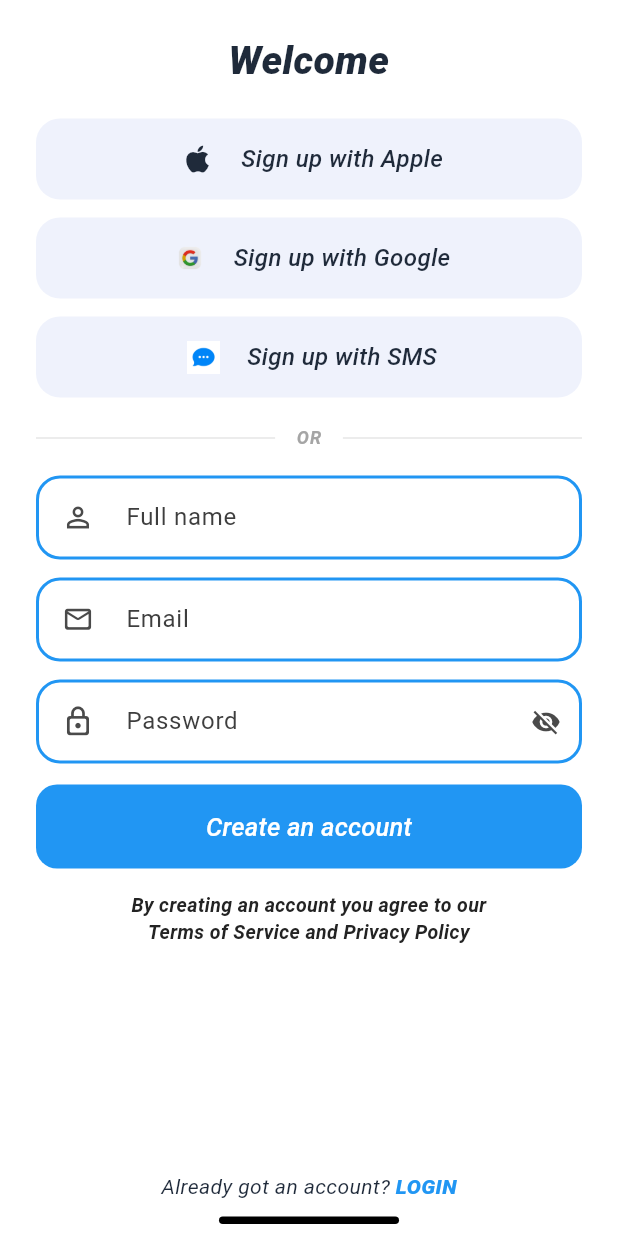
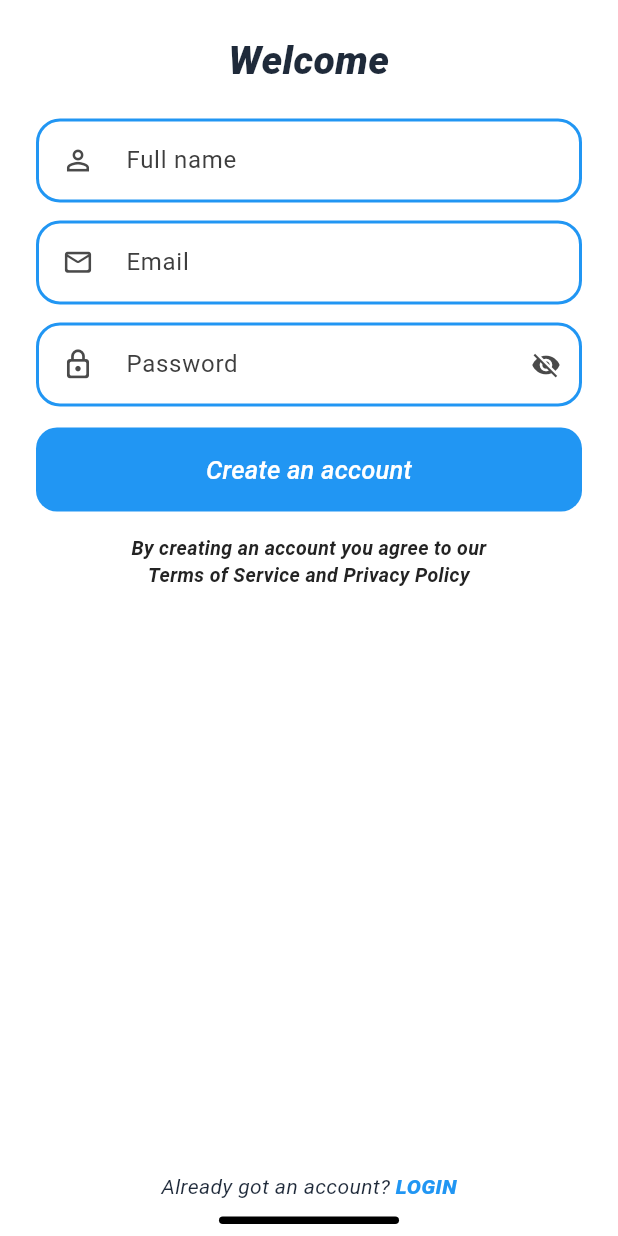
Before and after one commit to helloatif/Ai-Learning-App-Urdu-and-Punjabi, a Flutter app: the SignupScreen screen opened by its route, on a phone screen of 412 x 824 dp. Run offline on Flutter 3.47's test engine with Material 3 defaults, Android fonts, the light colour scheme and no system bars; our stand-ins replace cloud_firestore, firebase_auth, firebase_core, flutter_tts, lottie, rive and 3 more; accounts and stored records are empty; statements that could not run were skipped.

Commit message:
Update signup, profile screens and plugin registrants

```diff
--- a/lib/screens/auth/signup_screen.dart
+++ b/lib/screens/auth/signup_screen.dart
@@ -170,58 +170,6 @@ class _SignupScreenState extends State<SignupScreen> {
                             ),
                           ),
                           SizedBox(height: 20 * scale),
-                          _SocialButton(
-                            label: 'Sign up with Apple',
-                            icon: Icon(
-                              Icons.apple,
-                              size: 24 * scale,
-                              color: const Color(0xFF1F2A3A),
-                            ),
-                            onTap: _showComingSoon,
-                          ),
-                          SizedBox(height: 12 * scale),
-                          _SocialButton(
-                            label: 'Sign up with Google',
-                            icon: Image.asset(
-                              'assets/icons/google-logo-transparent-free-png.webp',
-                              width: 24 * scale,
-                              height: 24 * scale,
-                              fit: BoxFit.contain,
-                            ),
-                            onTap: _showComingSoon,
-                          ),
-                          SizedBox(height: 12 * scale),
-                          _SocialButton(
-                            label: 'Sign up with SMS',
-                            icon: Image.asset(
-                              'assets/icons/smslogo.jpg',
-                              width: 22 * scale,
-                              height: 22 * scale,
-                              fit: BoxFit.contain,
-                            ),
-                            onTap: _showComingSoon,
-                          ),
-                          SizedBox(height: 18 * scale),
-                          Row(
-                            children: [
-                              const Expanded(child: Divider(color: Color(0xFFE6E6E6), thickness: 1)),
-                              Padding(
-                                padding: EdgeInsets.symmetric(horizontal: 14 * scale),
-                                child: Text(
-                                  'OR',
-                                  style: theme.textTheme.titleMedium?.copyWith(
-                                    color: const Color(0xFFA5A5A5),
-                                    fontWeight: FontWeight.w700,
-                                    fontSize: 12 * scale,
-                                    letterSpacing: 0.8,
-                                    fontStyle: FontStyle.italic,
-                                  ),
-                                ),
-                              ),
-                              const Expanded(child: Divider(color: Color(0xFFE6E6E6), thickness: 1)),
-                            ],
-                          ),
-                          SizedBox(height: 16 * scale),
                           _StyledField(
                             controller: _nameController,
                             hintText: 'Full name',
@@ -358,52 +306,6 @@ class _SignupScreenState extends State<SignupScreen> {
   }
 }
 
-class _SocialButton extends StatelessWidget {
-  const _SocialButton({
-    required this.label,
-    required this.icon,
-    required this.onTap,
-  });
-
-  final String label;
-  final Widget icon;
-  final VoidCallback onTap;
-
-  @override
-  Widget build(BuildContext context) {
-    return SizedBox(
-      height: 54,
-      child: Material(
-        color: const Color(0xFFEFF2FC),
-        borderRadius: BorderRadius.circular(16),
-        child: InkWell(
-          borderRadius: BorderRadius.circular(16),
-          onTap: onTap,
-          child: Padding(
-            padding: const EdgeInsets.symmetric(horizontal: 18),
-            child: Row(
-              mainAxisAlignment: MainAxisAlignment.center,
-              children: [
-                SizedBox(width: 30, child: Center(child: icon)),
-                const SizedBox(width: 14),
-                Text(
-                  label,
-                  style: const TextStyle(
-                    fontSize: 16,
-                    color: Color(0xFF1F2A3A),
-                    fontWeight: FontWeight.w500,
-                    fontStyle: FontStyle.italic,
-                  ),
-                ),
-              ],
-            ),
-          ),
-        ),
-      ),
-    );
-  }
-}
-
 class _StyledField extends StatelessWidget {
   const _StyledField({
     required this.controller,
--- a/lib/screens/profile/profile_screen.dart
+++ b/lib/screens/profile/profile_screen.dart
@@ -6,6 +6,7 @@ import '../../providers/gamification_provider.dart';
 import '../../providers/user_provider.dart';
 import '../../services/firebase_service.dart';
 import '../../themes/app_theme.dart';
+import '../grammar/grammar_checker_screen.dart';
 import '../learning/ai_assistant_screen.dart';
 import '../learning/leaderboard_screen.dart';
 import '../learning/learn_screen.dart';
@@ -405,20 +406,25 @@ class _ProfileScreenState extends State<ProfileScreen> {
                                     },
                                   ),
                                   _BentoCard(
-                                    title: 'Invite & Play\nwith Friends',
-                                    subtitle: 'Tap play to start a social challenge',
+                                    title: 'Grammar\nchecking',
+                                    subtitle: '',
                                     color: const Color(0xFFE56F64),
-                                    icon: Icons.groups_rounded,
-                                    accentIcon: Icons.accessibility_new_rounded,
-                                    buttonLabel: 'Play',
-                                    onTap: () => _showComingSoonSnack('Invite & Play'),
+                                    icon: null,
+                                    accentIcon: null,
+                                    showTopIcon: false,
+                                    onTap: () {
+                                      Navigator.of(context).push(
+                                        MaterialPageRoute(
+                                          builder: (_) =>
+                                              const GrammarCheckerScreen(),
+                                        ),
+                                      );
+                                    },
                                   ),
                                 ],
                               ),
                               const SizedBox(height: 12),
-                              _DiscoverCard(
-                                onPressed: () => _showComingSoonSnack('Discover'),
-                              ),
+                              // Discover card removed
                               const SizedBox(height: 12),
                               _ProfileSummaryCard(
                                 displayName: displayName,
@@ -562,6 +568,7 @@ class _BentoCard extends StatelessWidget {
   final String? accentAsset;
   final String? centerAsset;
   final String? buttonLabel;
+  final bool showTopIcon;
   final VoidCallback onTap;
 
   const _BentoCard({
@@ -573,6 +580,7 @@ class _BentoCard extends StatelessWidget {
     this.accentIcon,
     this.accentAsset,
     this.centerAsset,
+    this.showTopIcon = true,
     required this.onTap,
     this.buttonLabel,
   });
@@ -663,6 +671,7 @@ class _BentoCard extends StatelessWidget {
                   ),
                 )
               else ...[
+                if (showTopIcon)
                   Positioned(
                     left: 0,
                     top: 0,
@@ -918,9 +927,9 @@ class _ProfileSummaryCard extends StatelessWidget {
     return Container(
       padding: const EdgeInsets.all(16),
       decoration: BoxDecoration(
-        color: Colors.white.withOpacity(0.10),
+        color: const Color(0xFF7CFC00).withOpacity(0.10),
         borderRadius: BorderRadius.circular(28),
-        border: Border.all(color: Colors.white.withOpacity(0.12)),
+        border: Border.all(color: const Color(0xFF7CFC00).withOpacity(0.12)),
       ),
       child: Column(
         crossAxisAlignment: CrossAxisAlignment.start,
```
Lines whose indentation alone changed are shown as unchanged.
